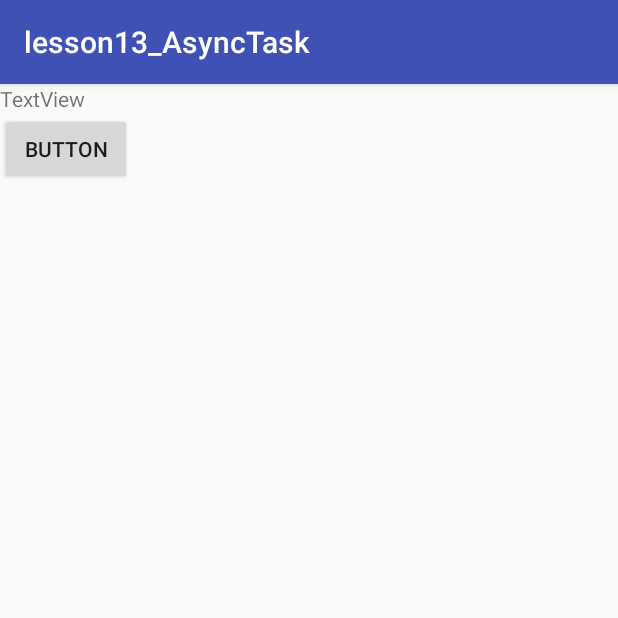
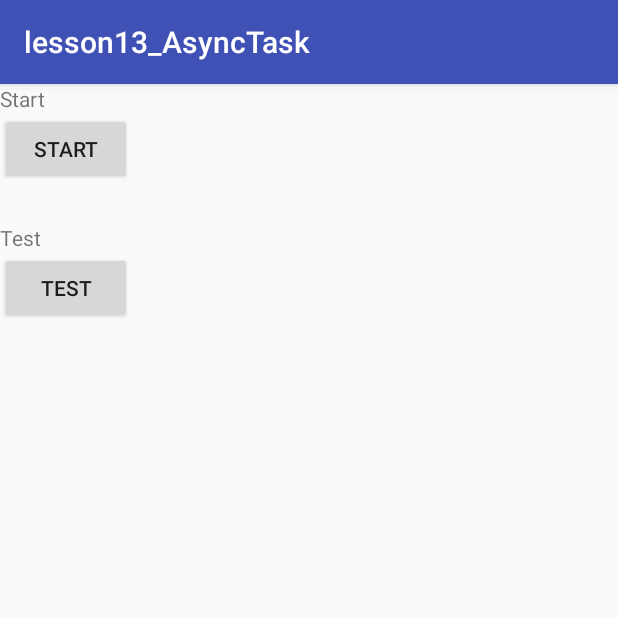
Before and after one commit to SergeyBotl/AndroidCoreHW_TWO, an Android app: the SecondActivity screen opened directly, with no data from a screen before it, on a phone screen of 412 x 824 dp, the top half of it. Run offline under Robolectric (Android 15) with nearby library versions, the light colour scheme and no system bars.

Commit message:
lesson13

```diff
--- a/lesson13_AsyncTask/app/src/main/java/com/example/sergey/lesson13_asynctask/SecondActivity.java
+++ b/lesson13_AsyncTask/app/src/main/java/com/example/sergey/lesson13_asynctask/SecondActivity.java
@@ -1,63 +1,79 @@
 package com.example.sergey.lesson13_asynctask;
 
 
-import android.os.AsyncTask;
 import android.os.Bundle;
 import android.os.Handler;
+import android.os.Message;
 import android.support.v7.app.AppCompatActivity;
+import android.util.Log;
 import android.view.View;
+import android.widget.Button;
 import android.widget.TextView;
+import android.widget.Toast;
 
 import java.util.concurrent.TimeUnit;
 
 public class SecondActivity extends AppCompatActivity {
-    private TextView textView;
-    private final Handler handler = new Handler();
-
-    public SecondActivity() {
-    }
+    private TextView textStart, textTest;
+    private Handler handler;
+    private Button buttonStart, buttonTest;
+    private int testCount = 0;
 
     @Override
     protected void onCreate(Bundle savedInstanceState) {
         super.onCreate(savedInstanceState);
         setContentView(R.layout.activity_second);
-        textView = (TextView) findViewById(R.id.textView2);
+        textStart = (TextView) findViewById(R.id.textViewStart);
+        textTest = (TextView) findViewById(R.id.textViewTest);
+        buttonStart = (Button) findViewById(R.id.buttonStart);
+        buttonTest = (Button) findViewById(R.id.buttonTest);
 
+        handler = new Handler() {
+            @Override
+            public void handleMessage(Message msg) {
+                super.handleMessage(msg);
+                textStart.setText("Закачано файлов" + msg.what);
+                if (msg.what == 30) {
+                    buttonStart.setEnabled(true);
+                    Toast.makeText(SecondActivity.this, "Все закачано", Toast.LENGTH_SHORT).show();
+                }
+
+            }
+        };
     }
 
     public void onClick(View view) {
-        Thread thread=new Thread();
-                handler.post(new Runnable() {
+        switch (view.getId()) {
+            case R.id.buttonStart:
+                buttonStart.setEnabled(false);
+                Thread thread = new Thread(new Runnable() {
                     @Override
                     public void run() {
                         for (int i = 1; i <= 30; i++) {
-                            try {
-                                TimeUnit.SECONDS.sleep(2);
-                                textView.setText(i+"");
-                            } catch (InterruptedException e) {
-                                e.printStackTrace();
+                            downloadFile();
+                            handler.sendEmptyMessage(i);
+                        }
+                    }
+                });
+                thread.start();
+                break;
+            case R.id.buttonTest:
+                Log.d("TAG", "test");
+                textTest.setText("count: " + testCount++);
+                break;
+            default:
+                break;
         }
 
     }
 
+    private void downloadFile() {
+        try {
+            TimeUnit.SECONDS.sleep(2);
+        } catch (InterruptedException e) {
+            e.printStackTrace();
         }
-        });
-thread.start();
     }
 
 
-
-    private class MyAsyncTask extends AsyncTask<String, Integer, Void> {
-
-        @Override
-        protected Void doInBackground(String... strings) {
-            return null;
 }
-
-        @Override
-        protected void onProgressUpdate(Integer... values) {
-            super.onProgressUpdate(values);
-        }
-
-    }
-}
--- a/lesson13_AsyncTask/app/src/main/res/layout/activity_second.xml
+++ b/lesson13_AsyncTask/app/src/main/res/layout/activity_second.xml
@@ -8,14 +8,28 @@
     tools:context="com.example.sergey.lesson13_asynctask.SecondActivity">
 
     <TextView
-        android:id="@+id/textView2"
+        android:id="@+id/textViewStart"
         android:layout_width="wrap_content"
         android:layout_height="wrap_content"
-        android:text="TextView" />
+        android:text="Start" />
+
     <Button
-    android:id="@+id/button2"
-    android:layout_width="wrap_content"
-    android:layout_height="wrap_content"
-   android:onClick="onClick"
-    android:text="Button" />
+        android:id="@+id/buttonStart"
+        android:layout_width="wrap_content"
+        android:layout_height="wrap_content"
+        android:onClick="onClick"
+        android:text="Start" />
+
+    <TextView
+        android:id="@+id/textViewTest"
+        android:layout_width="wrap_content"
+        android:layout_height="wrap_content"
+        android:layout_marginTop="25dp"
+        android:text="Test" />
+    <Button
+        android:id="@+id/buttonTest"
+        android:layout_width="wrap_content"
+        android:layout_height="wrap_content"
+        android:onClick="onClick"
+        android:text="Test"/>
 </LinearLayout>
```
Lines whose indentation alone changed are shown as unchanged.
